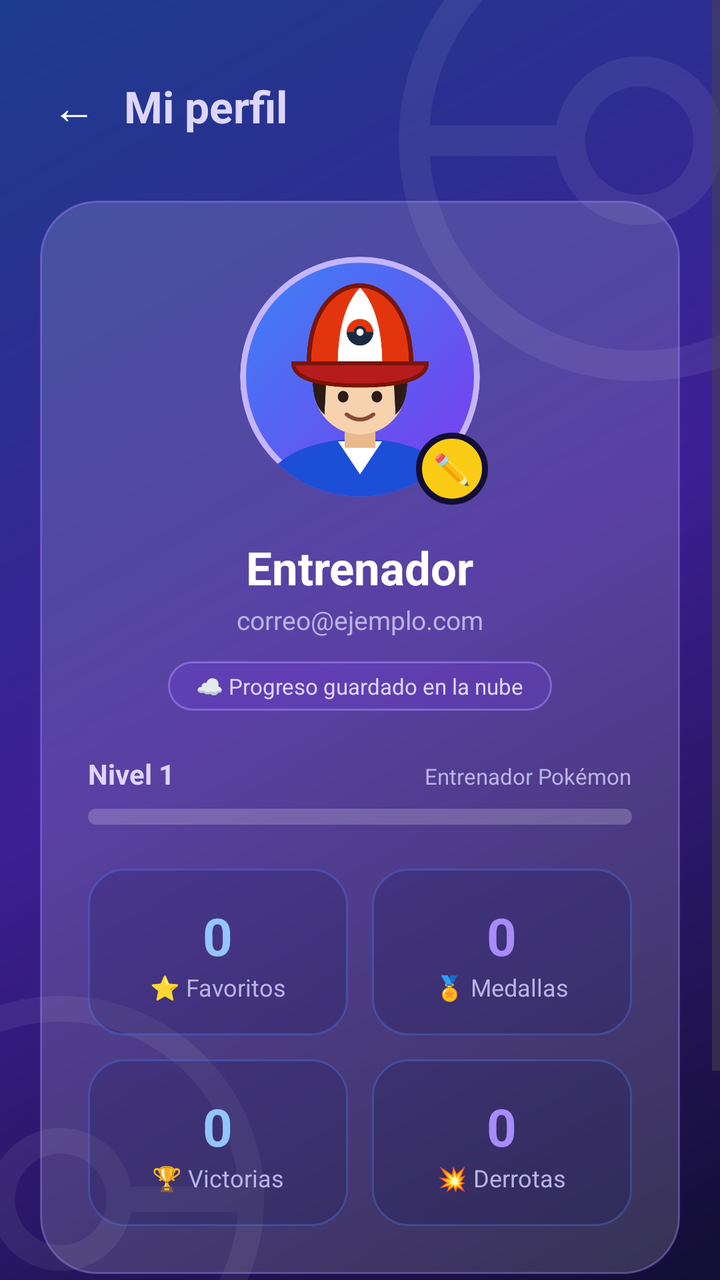
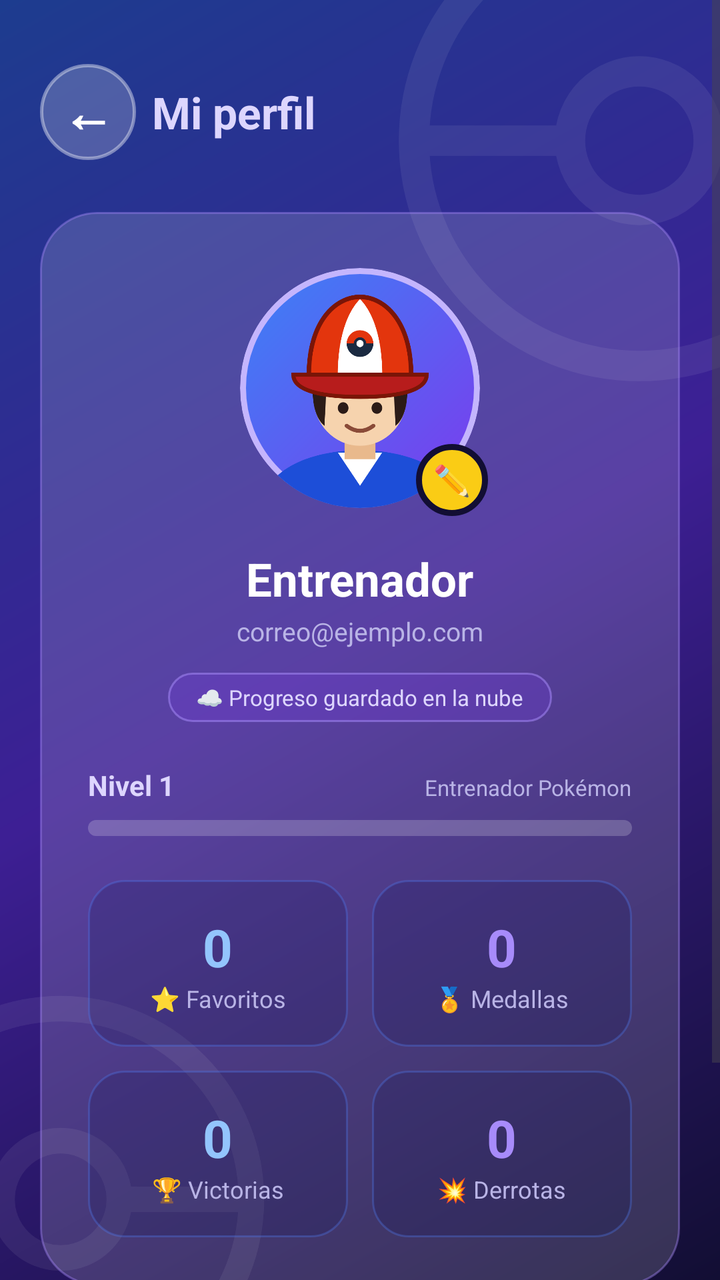

Screens rendered from an Android XML layout before and after an edit, with the pre-edit source and the edit as a unified diff.
<!-- AndroidManifest.xml: application theme Theme.POKEApp -->
<!-- res/layout/activity_perfil.xml -->
<?xml version="1.0" encoding="utf-8"?>
<FrameLayout xmlns:android="http://schemas.android.com/apk/res/android"
    xmlns:app="http://schemas.android.com/apk/res-auto"
    android:layout_width="match_parent"
    android:layout_height="match_parent"
    android:background="@drawable/bg_gradient_perfil">

    
    <ImageView
        android:layout_width="260dp"
        android:layout_height="260dp"
        android:layout_gravity="top|end"
        android:layout_marginTop="-60dp"
        android:layout_marginEnd="-90dp"
        android:alpha="0.07"
        android:src="@drawable/ic_pokeball_watermark" />

    <ImageView
        android:layout_width="220dp"
        android:layout_height="220dp"
        android:layout_gravity="bottom|start"
        android:layout_marginBottom="-70dp"
        android:layout_marginStart="-80dp"
        android:alpha="0.07"
        android:src="@drawable/ic_pokeball_watermark" />

    <ScrollView
        android:layout_width="match_parent"
        android:layout_height="match_parent"
        android:fillViewport="true">

        <LinearLayout
            android:layout_width="match_parent"
            android:layout_height="wrap_content"
            android:orientation="vertical"
            android:padding="20dp">

            <LinearLayout
                android:layout_width="match_parent"
                android:layout_height="wrap_content"
                android:orientation="horizontal"
                android:gravity="center_vertical"
                android:layout_marginTop="12dp">

                <TextView
                    android:id="@+id/btnRegresar"
                    android:layout_width="wrap_content"
                    android:layout_height="wrap_content"
                    android:text="←"
                    android:textColor="@color/poke_white"
                    android:textSize="22sp"
                    android:padding="6dp" />

                <TextView
                    android:layout_width="0dp"
                    android:layout_height="wrap_content"
                    android:layout_weight="1"
                    android:layout_marginStart="8dp"
                    android:text="Mi perfil"
                    android:textColor="@color/perfil_lavender"
                    android:textSize="22sp"
                    android:textStyle="bold" />
            </LinearLayout>

            <LinearLayout
                android:layout_width="match_parent"
                android:layout_height="wrap_content"
                android:orientation="vertical"
                android:gravity="center_horizontal"
                android:padding="24dp"
                android:background="@drawable/bg_card_perfil"
                android:layout_marginTop="26dp">

                
                <FrameLayout
                    android:id="@+id/contenedorAvatar"
                    android:layout_width="128dp"
                    android:layout_height="128dp"
                    android:clickable="true"
                    android:focusable="true"
                    android:contentDescription="Cambiar avatar">

                    <ImageView
                        android:id="@+id/imgAvatarPerfil"
                        android:layout_width="120dp"
                        android:layout_height="120dp"
                        android:layout_gravity="center"
                        android:background="@drawable/bg_avatar_perfil"
                        android:clipToOutline="true"
                        android:scaleType="centerCrop"
                        android:src="@drawable/ic_avatar_entrenador"
                        android:importantForAccessibility="no" />

                    <TextView
                        android:layout_width="36dp"
                        android:layout_height="36dp"
                        android:layout_gravity="end|bottom"
                        android:background="@drawable/bg_avatar_editar"
                        android:gravity="center"
                        android:text="✏️"
                        android:textSize="15sp" />
                </FrameLayout>

                <TextView
                    android:id="@+id/tvNombrePerfil"
                    android:layout_width="wrap_content"
                    android:layout_height="wrap_content"
                    android:layout_marginTop="16dp"
                    android:text="Entrenador"
                    android:textColor="@color/poke_white"
                    android:textSize="23sp"
                    android:textStyle="bold" />

                <TextView
                    android:id="@+id/tvCorreoPerfil"
                    android:layout_width="wrap_content"
                    android:layout_height="wrap_content"
                    android:layout_marginTop="2dp"
                    android:text="correo@ejemplo.com"
                    android:textColor="@color/perfil_text_soft"
                    android:textSize="13sp" />

                <TextView
                    android:layout_width="wrap_content"
                    android:layout_height="wrap_content"
                    android:layout_marginTop="12dp"
                    android:paddingStart="14dp"
                    android:paddingEnd="14dp"
                    android:paddingTop="5dp"
                    android:paddingBottom="5dp"
                    android:background="@drawable/bg_chip_perfil"
                    android:text="☁️ Progreso guardado en la nube"
                    android:textColor="@color/perfil_lavender"
                    android:textSize="11sp" />

                
                <LinearLayout
                    android:layout_width="match_parent"
                    android:layout_height="wrap_content"
                    android:orientation="vertical"
                    android:layout_marginTop="22dp">

                    <LinearLayout
                        android:layout_width="match_parent"
                        android:layout_height="wrap_content"
                        android:orientation="horizontal">

                        <TextView
                            android:id="@+id/tvNivel"
                            android:layout_width="0dp"
                            android:layout_height="wrap_content"
                            android:layout_weight="1"
                            android:text="Nivel 1"
                            android:textColor="@color/perfil_lavender"
                            android:textSize="14sp"
                            android:textStyle="bold" />

                        <TextView
                            android:layout_width="wrap_content"
                            android:layout_height="wrap_content"
                            android:text="Entrenador Pokémon"
                            android:textColor="@color/perfil_text_soft"
                            android:textSize="11sp" />
                    </LinearLayout>

                    <ProgressBar
                        android:id="@+id/progressNivel"
                        style="@android:style/Widget.ProgressBar.Horizontal"
                        android:layout_width="match_parent"
                        android:layout_height="8dp"
                        android:layout_marginTop="8dp"
                        android:max="100"
                        android:progress="0"
                        android:progressTint="@color/perfil_violet"
                        android:progressBackgroundTint="#33FFFFFF" />
                </LinearLayout>

            <LinearLayout
                android:layout_width="match_parent"
                android:layout_height="wrap_content"
                android:orientation="horizontal"
                android:layout_marginTop="22dp">

                <LinearLayout
                    android:layout_width="0dp"
                    android:layout_height="wrap_content"
                    android:layout_weight="1"
                    android:layout_marginEnd="6dp"
                    android:orientation="vertical"
                    android:gravity="center"
                    android:padding="16dp"
                    android:background="@drawable/bg_stat_perfil">

                    <TextView
                        android:id="@+id/tvContadorFavoritos"
                        android:layout_width="wrap_content"
                        android:layout_height="wrap_content"
                        android:text="0"
                        android:textColor="@color/perfil_sky"
                        android:textSize="26sp"
                        android:textStyle="bold" />

                    <TextView
                        android:layout_width="wrap_content"
                        android:layout_height="wrap_content"
                        android:text="⭐ Favoritos"
                        android:textColor="@color/perfil_text_soft"
                        android:textSize="12sp" />
                </LinearLayout>

                <LinearLayout
                    android:layout_width="0dp"
                    android:layout_height="wrap_content"
                    android:layout_weight="1"
                    android:layout_marginStart="6dp"
                    android:orientation="vertical"
                    android:gravity="center"
                    android:padding="16dp"
                    android:background="@drawable/bg_stat_perfil">

                    <TextView
                        android:id="@+id/tvContadorMedallas"
                        android:layout_width="wrap_content"
                        android:layout_height="wrap_content"
                        android:text="0"
                        android:textColor="@color/perfil_violet"
                        android:textSize="26sp"
                        android:textStyle="bold" />

                    <TextView
                        android:layout_width="wrap_content"
                        android:layout_height="wrap_content"
                        android:text="🏅 Medallas"
                        android:textColor="@color/perfil_text_soft"
                        android:textSize="12sp" />
                </LinearLayout>
            </LinearLayout>

            <LinearLayout
                android:layout_width="match_parent"
                android:layout_height="wrap_content"
                android:orientation="horizontal"
                android:layout_marginTop="12dp">

                <LinearLayout
                    android:layout_width="0dp"
                    android:layout_height="wrap_content"
                    android:layout_weight="1"
                    android:layout_marginEnd="6dp"
                    android:orientation="vertical"
                    android:gravity="center"
                    android:padding="16dp"
                    android:background="@drawable/bg_stat_perfil">

                    <TextView
                        android:id="@+id/tvContadorVictorias"
                        android:layout_width="wrap_content"
                        android:layout_height="wrap_content"
                        android:text="0"
                        android:textColor="@color/perfil_sky"
                        android:textSize="26sp"
                        android:textStyle="bold" />

                    <TextView
                        android:layout_width="wrap_content"
                        android:layout_height="wrap_content"
                        android:text="🏆 Victorias"
                        android:textColor="@color/perfil_text_soft"
                        android:textSize="12sp" />
                </LinearLayout>

                <LinearLayout
                    android:layout_width="0dp"
                    android:layout_height="wrap_content"
                    android:layout_weight="1"
                    android:layout_marginStart="6dp"
                    android:orientation="vertical"
                    android:gravity="center"
                    android:padding="16dp"
                    android:background="@drawable/bg_stat_perfil">

                    <TextView
                        android:id="@+id/tvContadorDerrotas"
                        android:layout_width="wrap_content"
                        android:layout_height="wrap_content"
                        android:text="0"
                        android:textColor="@color/perfil_violet"
                        android:textSize="26sp"
                        android:textStyle="bold" />

                    <TextView
                        android:layout_width="wrap_content"
                        android:layout_height="wrap_content"
                        android:text="💥 Derrotas"
                        android:textColor="@color/perfil_text_soft"
                        android:textSize="12sp" />
                </LinearLayout>
            </LinearLayout>
        </LinearLayout>

            <com.example.pokeapp.PokeBoton
                android:id="@+id/btnCerrarSesionPerfil"
                app:tema="gengar"
                android:layout_width="match_parent"
                android:layout_height="52dp"
                android:layout_marginTop="40dp"
                android:layout_marginBottom="16dp"
                android:text="Cerrar sesión"
                android:textColor="@color/poke_white"
                android:textStyle="bold" />

        </LinearLayout>
    </ScrollView>
</FrameLayout>
<!-- resources referenced by this layout -->
<resources>
  <color name="perfil_lavender">#DDD6FE</color>
  <color name="perfil_sky">#93C5FD</color>
  <color name="perfil_text_soft">#B9B4E6</color>
  <color name="perfil_violet">#A78BFA</color>
  <color name="poke_white">#FFFFFF</color>
  <!-- drawable bg_avatar_editar (drawable) -->
  <?xml version="1.0" encoding="utf-8"?>
  <shape xmlns:android="http://schemas.android.com/apk/res/android"
      android:shape="oval">
      <solid android:color="#FACC15" />
      <stroke android:width="3dp" android:color="#120E33" />
  </shape>
  <!-- drawable bg_avatar_perfil (drawable) -->
  <?xml version="1.0" encoding="utf-8"?>
  <shape xmlns:android="http://schemas.android.com/apk/res/android"
      android:shape="oval">
      <gradient
          android:startColor="#7C3AED"
          android:endColor="#3B82F6"
          android:angle="135" />
      <stroke android:width="3dp" android:color="#C4B5FD" />
  </shape>
  <!-- drawable bg_card_perfil (drawable) -->
  <?xml version="1.0" encoding="utf-8"?>
  <shape xmlns:android="http://schemas.android.com/apk/res/android">
      <corners android:radius="28dp" />
      <solid android:color="#26FFFFFF" />
      <stroke android:width="1dp" android:color="#66A78BFA" />
  </shape>
  <!-- drawable bg_chip_perfil (drawable) -->
  <?xml version="1.0" encoding="utf-8"?>
  <shape xmlns:android="http://schemas.android.com/apk/res/android">
      <corners android:radius="14dp" />
      <solid android:color="#337C3AED" />
      <stroke android:width="1dp" android:color="#88A78BFA" />
  </shape>
  <!-- drawable bg_gradient_perfil (drawable) -->
  <?xml version="1.0" encoding="utf-8"?>
  <shape xmlns:android="http://schemas.android.com/apk/res/android">
      <gradient
          android:startColor="@color/perfil_indigo_dark"
          android:centerColor="@color/perfil_purple"
          android:endColor="@color/perfil_blue"
          android:angle="135" />
  </shape>
  <!-- drawable bg_stat_perfil (drawable) -->
  <?xml version="1.0" encoding="utf-8"?>
  <shape xmlns:android="http://schemas.android.com/apk/res/android">
      <corners android:radius="18dp" />
      <solid android:color="#33101050" />
      <stroke android:width="1dp" android:color="#554F7CF0" />
  </shape>
  <!-- drawable ic_avatar_entrenador: vector/xml drawable (drawable, 2180 chars, omitted) -->
  <!-- drawable ic_pokeball_watermark (drawable) -->
  <?xml version="1.0" encoding="utf-8"?>
  <vector xmlns:android="http://schemas.android.com/apk/res/android"
      android:width="160dp"
      android:height="160dp"
      android:viewportWidth="120"
      android:viewportHeight="120">
      <path
          android:strokeColor="#FFFFFF"
          android:strokeWidth="7"
          android:pathData="M8,60 A52,52 0 1 0 112,60 A52,52 0 1 0 8,60 Z" />
      <path
          android:strokeColor="#FFFFFF"
          android:strokeWidth="7"
          android:pathData="M8,60 H44 M76,60 H112" />
      <path
          android:strokeColor="#FFFFFF"
          android:strokeWidth="7"
          android:pathData="M44,60 A16,16 0 1 0 76,60 A16,16 0 1 0 44,60 Z" />
  </vector>
  <style name="Theme.POKEApp" parent="Base.Theme.POKEApp">
          
          <item name="materialButtonStyle">@style/Widget.POKEApp.Button</item>
      </style>
  <color name="perfil_indigo_dark">#120E33</color>
  <color name="perfil_purple">#3D1F94</color>
  <color name="perfil_blue">#1D3C8F</color>
  <style name="Base.Theme.POKEApp" parent="Theme.Material3.DayNight.NoActionBar">
          
          
      </style>
  <style name="Widget.POKEApp.Button" parent="Widget.Material3.Button">
          <item name="backgroundTint">@null</item>
          <item name="android:insetTop">0dp</item>
          <item name="android:insetBottom">0dp</item>
      </style>
</resources>

<!-- the commit's change to res/layout/activity_perfil.xml (unified diff, before → after) -->
@@ -44,12 +44,16 @@
 
                 <TextView
                     android:id="@+id/btnRegresar"
-                    android:layout_width="wrap_content"
-                    android:layout_height="wrap_content"
+                    android:layout_width="48dp"
+                    android:layout_height="48dp"
+                    android:background="@drawable/bg_boton_regresar"
+                    android:gravity="center"
+                    android:includeFontPadding="false"
                     android:text="←"
-                    android:textColor="@color/poke_white"
-                    android:textSize="22sp"
-                    android:padding="6dp" />
+                    android:textColor="#FFFFFF"
+                    android:textSize="26sp"
+                    android:textStyle="bold"
+                    android:contentDescription="Regresar" />
 
                 <TextView
                     android:layout_width="0dp"
<!-- resource entries referenced after the edit -->
@@ -21,6 +21,13 @@
           android:endColor="#3B82F6"
           android:angle="135" />
       <stroke android:width="3dp" android:color="#C4B5FD" />
+  </shape>
+  <!-- drawable bg_boton_regresar (drawable) -->
+  <?xml version="1.0" encoding="utf-8"?>
+  <shape xmlns:android="http://schemas.android.com/apk/res/android"
+      android:shape="oval">
+      <solid android:color="#33FFFFFF" />
+      <stroke android:width="1.5dp" android:color="#66FFFFFF" />
   </shape>
   <!-- drawable bg_card_perfil (drawable) -->
   <?xml version="1.0" encoding="utf-8"?>
